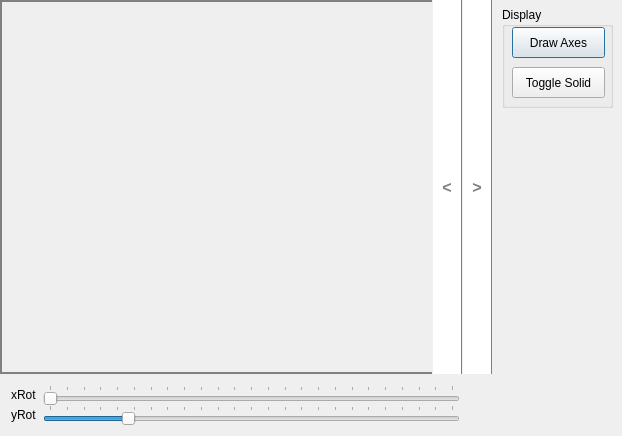
This is window.ui in admesh/ADMeshGUI as Qt 5 draws it before an edit. The edited form follows.
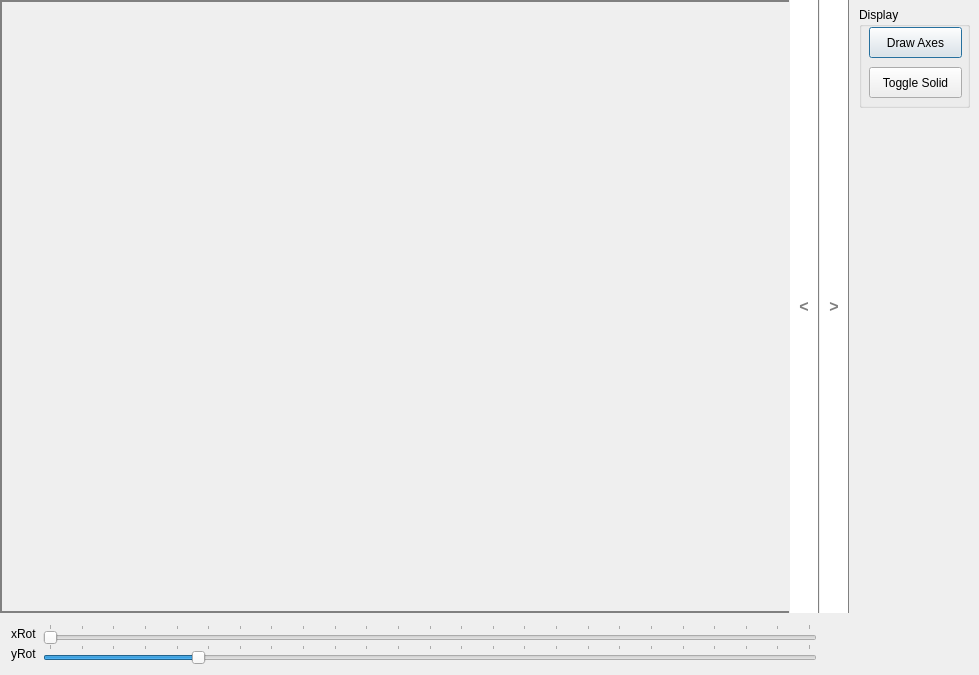
This is the edited form. Custom widgets are drawn as their Qt base class.

Commit message: Prepare menu layout

What changed in the file:
```diff
--- a/window.ui
+++ b/window.ui
@@ -6,8 +6,8 @@
    <rect>
     <x>0</x>
     <y>0</y>
-    <width>622</width>
-    <height>436</height>
+    <width>979</width>
+    <height>675</height>
    </rect>
   </property>
   <property name="minimumSize">
@@ -56,97 +56,155 @@
    <property name="spacing">
     <number>0</number>
    </property>
+   <item row="0" column="0" colspan="2">
+    <layout class="QHBoxLayout" name="menuLayout">
+     <property name="spacing">
+      <number>0</number>
+     </property>
+     <property name="leftMargin">
+      <number>0</number>
+     </property>
+    </layout>
+   </item>
    <item row="1" column="0">
-    <layout class="QHBoxLayout" name="horizontalLayout">
-     <property name="leftMargin">
-      <number>11</number>
-     </property>
-     <property name="topMargin">
-      <number>11</number>
-     </property>
-     <property name="rightMargin">
-      <number>32</number>
-     </property>
-     <property name="bottomMargin">
+    <layout class="QHBoxLayout" name="horizontalLayout_3">
+     <property name="spacing">
       <number>0</number>
      </property>
      <item>
-      <widget class="QLabel" name="label">
-       <property name="text">
-        <string>xRot</string>
+      <widget class="RenderingWidget" name="renderingWidget" native="true">
+       <property name="sizePolicy">
+        <sizepolicy hsizetype="Expanding" vsizetype="Expanding">
+         <horstretch>0</horstretch>
+         <verstretch>0</verstretch>
+        </sizepolicy>
        </property>
-      </widget>
-     </item>
-     <item>
-      <widget class="QSlider" name="xRotSlider">
-       <property name="maximum">
-        <number>360</number>
+       <property name="minimumSize">
+        <size>
+         <width>50</width>
+         <height>50</height>
+        </size>
        </property>
-       <property name="singleStep">
-        <number>16</number>
+       <property name="cursor">
+        <cursorShape>ArrowCursor</cursorShape>
        </property>
-       <property name="pageStep">
-        <number>15</number>
-       </property>
-       <property name="orientation">
-        <enum>Qt::Horizontal</enum>
-       </property>
-       <property name="tickPosition">
-        <enum>QSlider::TicksAbove</enum>
-       </property>
-       <property name="tickInterval">
-        <number>15</number>
-       </property>
+       <layout class="QFormLayout" name="formLayout">
+        <property name="fieldGrowthPolicy">
+         <enum>QFormLayout::AllNonFixedFieldsGrow</enum>
+        </property>
+        <property name="horizontalSpacing">
+         <number>0</number>
+        </property>
+        <property name="verticalSpacing">
+         <number>0</number>
+        </property>
+        <property name="leftMargin">
+         <number>0</number>
+        </property>
+        <property name="topMargin">
+         <number>0</number>
+        </property>
+        <property name="rightMargin">
+         <number>0</number>
+        </property>
+        <property name="bottomMargin">
+         <number>0</number>
+        </property>
+       </layout>
       </widget>
      </item>
-    </layout>
-   </item>
-   <item row="2" column="0">
-    <layout class="QHBoxLayout" name="horizontalLayout_2">
-     <property name="leftMargin">
-      <number>11</number>
-     </property>
-     <property name="rightMargin">
-      <number>32</number>
-     </property>
-     <property name="bottomMargin">
-      <number>11</number>
-     </property>
      <item>
-      <widget class="QLabel" name="label_2">
-       <property name="text">
-        <string>yRot</string>
+      <layout class="QHBoxLayout" name="horizontalLayout_4">
+       <property name="spacing">
+        <number>0</number>
        </property>
-      </widget>
+       <item>
+        <widget class="QPushButton" name="showButton">
+         <property name="sizePolicy">
+          <sizepolicy hsizetype="Minimum" vsizetype="Expanding">
+           <horstretch>0</horstretch>
+           <verstretch>0</verstretch>
+          </sizepolicy>
+         </property>
+         <property name="minimumSize">
+          <size>
+           <width>30</width>
+           <height>0</height>
+          </size>
+         </property>
+         <property name="maximumSize">
+          <size>
+           <width>30</width>
+           <height>9999999</height>
+          </size>
+         </property>
+         <property name="font">
+          <font>
+           <pointsize>12</pointsize>
+           <weight>75</weight>
+           <bold>true</bold>
+           <underline>false</underline>
+           <strikeout>false</strikeout>
+           <kerning>true</kerning>
+          </font>
+         </property>
+         <property name="styleSheet">
+          <string notr="true"/>
+         </property>
+         <property name="text">
+          <string>&lt;</string>
+         </property>
+        </widget>
+       </item>
+       <item>
+        <widget class="QPushButton" name="hideButton">
+         <property name="sizePolicy">
+          <sizepolicy hsizetype="Minimum" vsizetype="Expanding">
+           <horstretch>0</horstretch>
+           <verstretch>0</verstretch>
+          </sizepolicy>
+         </property>
+         <property name="minimumSize">
+          <size>
+           <width>30</width>
+           <height>70</height>
+          </size>
+         </property>
+         <property name="maximumSize">
+          <size>
+           <width>30</width>
+           <height>999999</height>
+          </size>
+         </property>
+         <property name="font">
+          <font>
+           <pointsize>12</pointsize>
+           <weight>75</weight>
+           <bold>true</bold>
+          </font>
+         </property>
+         <property name="styleSheet">
+          <string notr="true"/>
+         </property>
+         <property name="text">
+          <string>&gt;</string>
+         </property>
+         <property name="autoDefault">
+          <bool>false</bool>
+         </property>
+         <property name="default">
+          <bool>false</bool>
+         </property>
+         <property name="flat">
+          <bool>false</bool>
+         </property>
+        </widget>
+       </item>
+      </layout>
      </item>
-     <item>
-      <widget class="QSlider" name="yRotSlider">
-       <property name="maximum">
-        <number>360</number>
-       </property>
-       <property name="singleStep">
-        <number>16</number>
-       </property>
-       <property name="pageStep">
-        <number>15</number>
-       </property>
-       <property name="value">
-        <number>70</number>
-       </property>
-       <property name="orientation">
-        <enum>Qt::Horizontal</enum>
-       </property>
-       <property name="tickPosition">
-        <enum>QSlider::TicksAbove</enum>
-       </property>
-       <property name="tickInterval">
-        <number>15</number>
-       </property>
-      </widget>
-     </item>
     </layout>
    </item>
-   <item row="0" column="1" rowspan="3">
+   <item row="1" column="1" rowspan="3">
     <layout class="QHBoxLayout" name="horizontalLayout_5">
      <property name="leftMargin">
       <number>0</number>
@@ -241,123 +299,96 @@
      </item>
     </layout>
    </item>
-   <item row="0" column="0">
-    <layout class="QHBoxLayout" name="horizontalLayout_3">
-     <property name="spacing">
+   <item row="2" column="0">
+    <layout class="QHBoxLayout" name="horizontalLayout">
+     <property name="leftMargin">
+      <number>11</number>
+     </property>
+     <property name="topMargin">
+      <number>11</number>
+     </property>
+     <property name="rightMargin">
+      <number>32</number>
+     </property>
+     <property name="bottomMargin">
       <number>0</number>
      </property>
      <item>
-      <widget class="RenderingWidget" name="renderingWidget" native="true">
-       <property name="sizePolicy">
-        <sizepolicy hsizetype="Expanding" vsizetype="Expanding">
-         <horstretch>0</horstretch>
-         <verstretch>0</verstretch>
-        </sizepolicy>
+      <widget class="QLabel" name="label">
+       <property name="text">
+        <string>xRot</string>
        </property>
-       <property name="minimumSize">
-        <size>
-         <width>50</width>
-         <height>50</height>
-        </size>
+      </widget>
+     </item>
+     <item>
+      <widget class="QSlider" name="xRotSlider">
+       <property name="maximum">
+        <number>360</number>
        </property>
-       <property name="cursor">
-        <cursorShape>ArrowCursor</cursorShape>
+       <property name="singleStep">
+        <number>16</number>
        </property>
-       <layout class="QFormLayout" name="formLayout">
-        <property name="fieldGrowthPolicy">
-         <enum>QFormLayout::AllNonFixedFieldsGrow</enum>
-        </property>
-       </layout>
+       <property name="pageStep">
+        <number>15</number>
+       </property>
+       <property name="orientation">
+        <enum>Qt::Horizontal</enum>
+       </property>
+       <property name="tickPosition">
+        <enum>QSlider::TicksAbove</enum>
+       </property>
+       <property name="tickInterval">
+        <number>15</number>
+       </property>
       </widget>
      </item>
+    </layout>
+   </item>
+   <item row="3" column="0">
+    <layout class="QHBoxLayout" name="horizontalLayout_2">
+     <property name="spacing">
+      <number>6</number>
+     </property>
+     <property name="leftMargin">
+      <number>11</number>
+     </property>
+     <property name="rightMargin">
+      <number>32</number>
+     </property>
+     <property name="bottomMargin">
+      <number>11</number>
+     </property>
      <item>
-      <layout class="QHBoxLayout" name="horizontalLayout_4">
-       <property name="spacing">
-        <number>0</number>
+      <widget class="QLabel" name="label_2">
+       <property name="text">
+        <string>yRot</string>
        </property>
-       <item>
-        <widget class="QPushButton" name="showButton">
-         <property name="sizePolicy">
-          <sizepolicy hsizetype="Minimum" vsizetype="Expanding">
-           <horstretch>0</horstretch>
-           <verstretch>0</verstretch>
-          </sizepolicy>
-         </property>
-         <property name="minimumSize">
-          <size>
-           <width>30</width>
-           <height>0</height>
-          </size>
-         </property>
-         <property name="maximumSize">
-          <size>
-           <width>30</width>
-           <height>9999999</height>
-          </size>
-         </property>
-         <property name="font">
-          <font>
-           <pointsize>12</pointsize>
-           <weight>75</weight>
-           <bold>true</bold>
-           <underline>false</underline>
-           <strikeout>false</strikeout>
-           <kerning>true</kerning>
-          </font>
-         </property>
-         <property name="styleSheet">
-          <string notr="true"/>
-         </property>
-         <property name="text">
-          <string>&lt;</string>
-         </property>
-        </widget>
-       </item>
-       <item>
-        <widget class="QPushButton" name="hideButton">
-         <property name="sizePolicy">
-          <sizepolicy hsizetype="Minimum" vsizetype="Expanding">
-           <horstretch>0</horstretch>
-           <verstretch>0</verstretch>
-          </sizepolicy>
-         </property>
-         <property name="minimumSize">
-          <size>
-           <width>30</width>
-           <height>70</height>
-          </size>
-         </property>
-         <property name="maximumSize">
-          <size>
-           <width>30</width>
-           <height>999999</height>
-          </size>
-         </property>
-         <property name="font">
-          <font>
-           <pointsize>12</pointsize>
-           <weight>75</weight>
-           <bold>true</bold>
-          </font>
-         </property>
-         <property name="styleSheet">
-          <string notr="true"/>
-         </property>
-         <property name="text">
-          <string>&gt;</string>
-         </property>
-         <property name="autoDefault">
-          <bool>false</bool>
-         </property>
-         <property name="default">
-          <bool>false</bool>
-         </property>
-         <property name="flat">
-          <bool>false</bool>
-         </property>
-        </widget>
-       </item>
-      </layout>
+      </widget>
+     </item>
+     <item>
+      <widget class="QSlider" name="yRotSlider">
+       <property name="maximum">
+        <number>360</number>
+       </property>
+       <property name="singleStep">
+        <number>16</number>
+       </property>
+       <property name="pageStep">
+        <number>15</number>
+       </property>
+       <property name="value">
+        <number>70</number>
+       </property>
+       <property name="orientation">
+        <enum>Qt::Horizontal</enum>
+       </property>
+       <property name="tickPosition">
+        <enum>QSlider::TicksAbove</enum>
+       </property>
+       <property name="tickInterval">
+        <number>15</number>
+       </property>
+      </widget>
      </item>
     </layout>
    </item>
```
Left out of the diff: 59 changed lines with no effect on the pictures.
